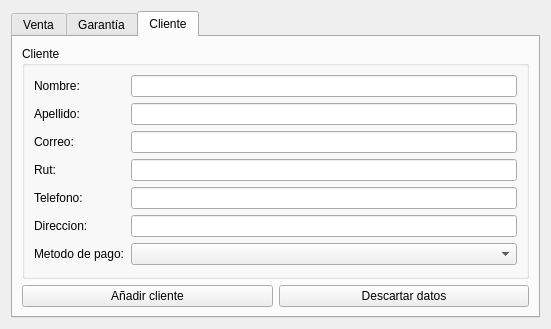
Matiti061/TecnoPC, file ui/employee.ui: the form before one commit.
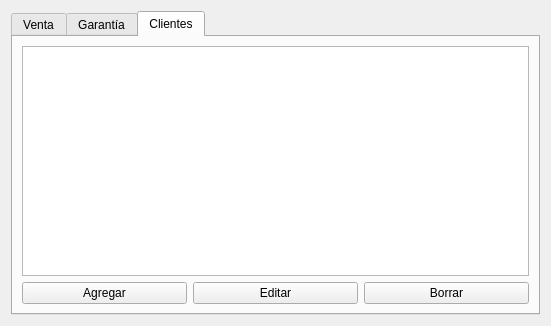
The form after the commit. The open tabs and pages were chosen to show the change.

The edit to the form file:
```diff
--- a/ui/employee.ui
+++ b/ui/employee.ui
@@ -7,13 +7,13 @@
     <x>0</x>
     <y>0</y>
     <width>551</width>
-    <height>314</height>
+    <height>326</height>
    </rect>
   </property>
   <property name="windowTitle">
    <string>Empleados</string>
   </property>
-  <layout class="QGridLayout" name="gridLayout_7">
+  <layout class="QGridLayout" name="gridLayout_3">
    <item row="0" column="0">
     <widget class="QTabWidget" name="tab_widget">
      <property name="currentIndex">
@@ -136,104 +136,31 @@
      </widget>
      <widget class="QWidget" name="client_tab">
       <attribute name="title">
-       <string>Cliente</string>
+       <string>Clientes</string>
       </attribute>
-      <layout class="QGridLayout" name="gridLayout_6">
-       <item row="2" column="0">
-        <layout class="QHBoxLayout" name="horizontalLayout">
-         <item>
-          <widget class="QPushButton" name="add_pushButton">
-           <property name="text">
-            <string>Añadir cliente</string>
-           </property>
-          </widget>
-         </item>
-         <item>
-          <widget class="QPushButton" name="discard_pushButton">
-           <property name="text">
-            <string>Descartar datos</string>
-           </property>
-          </widget>
-         </item>
-        </layout>
+      <layout class="QGridLayout" name="gridLayout_7">
+       <item row="0" column="0" colspan="3">
+        <widget class="QTableWidget" name="client_table_widget"/>
+       </item>
+       <item row="1" column="2">
+        <widget class="QPushButton" name="client_delete_button">
+         <property name="text">
+          <string>Borrar</string>
+         </property>
+        </widget>
+       </item>
+       <item row="1" column="1">
+        <widget class="QPushButton" name="client_update_button">
+         <property name="text">
+          <string>Editar</string>
+         </property>
+        </widget>
        </item>
        <item row="1" column="0">
-        <widget class="QGroupBox" name="groupBox_3">
-         <property name="title">
-          <string>Cliente</string>
+        <widget class="QPushButton" name="client_create_button">
+         <property name="text">
+          <string>Agregar</string>
          </property>
-         <layout class="QGridLayout" name="gridLayout_8">
-          <item row="3" column="1">
-           <widget class="QLineEdit" name="rut_lineEdit"/>
-          </item>
-          <item row="6" column="1">
-           <widget class="QComboBox" name="methodpay_comboBox"/>
-          </item>
-          <item row="3" column="0">
-           <widget class="QLabel" name="label_6">
-            <property name="text">
-             <string>Rut:</string>
-            </property>
-           </widget>
-          </item>
-          <item row="6" column="0">
-           <widget class="QLabel" name="label_8">
-            <property name="text">
-             <string>Metodo de pago:</string>
-            </property>
-           </widget>
-          </item>
-          <item row="1" column="0">
-           <widget class="QLabel" name="label_5">
-            <property name="text">
-             <string>Apellido:</string>
-            </property>
-           </widget>
-          </item>
-          <item row="5" column="0">
-           <widget class="QLabel" name="label_7">
-            <property name="text">
-             <string>Direccion:</string>
-            </property>
-           </widget>
-          </item>
-          <item row="5" column="1">
-           <widget class="QLineEdit" name="address_lineEdit"/>
-          </item>
-          <item row="0" column="0">
-           <widget class="QLabel" name="label_4">
-            <property name="text">
-             <string>Nombre:</string>
-            </property>
-           </widget>
-          </item>
-          <item row="0" column="1">
-           <widget class="QLineEdit" name="name_lineEdit"/>
-          </item>
-          <item row="1" column="1">
-           <widget class="QLineEdit" name="lastname_lineEdit"/>
-          </item>
-          <item row="4" column="0">
-           <widget class="QLabel" name="label_9">
-            <property name="text">
-             <string>Telefono:</string>
-            </property>
-           </widget>
-          </item>
-          <item row="4" column="1">
-           <widget class="QLineEdit" name="phone_lineEdit"/>
-          </item>
-          <item row="2" column="0">
-           <widget class="QLabel" name="label_10">
-            <property name="text">
-             <string>Correo:</string>
-            </property>
-           </widget>
-          </item>
-          <item row="2" column="1">
-           <widget class="QLineEdit" name="mail_lineEdit"/>
-          </item>
-         </layout>
         </widget>
        </item>
       </layout>
```
